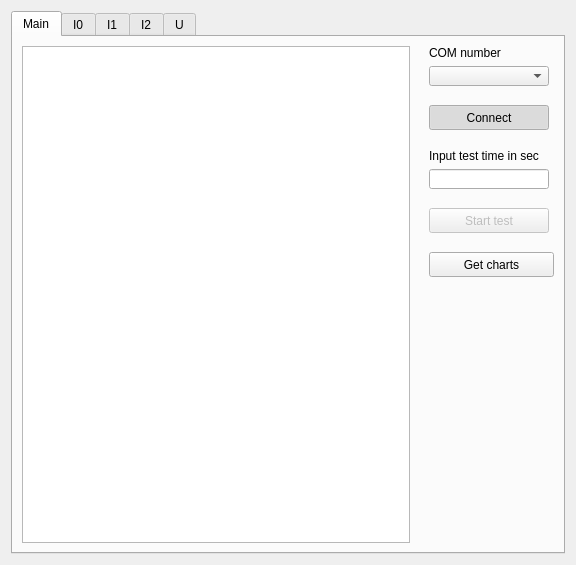
Before: the Qt Designer form widget.ui in TamaraSoloveva/DvigMon, drawn with Qt 5.
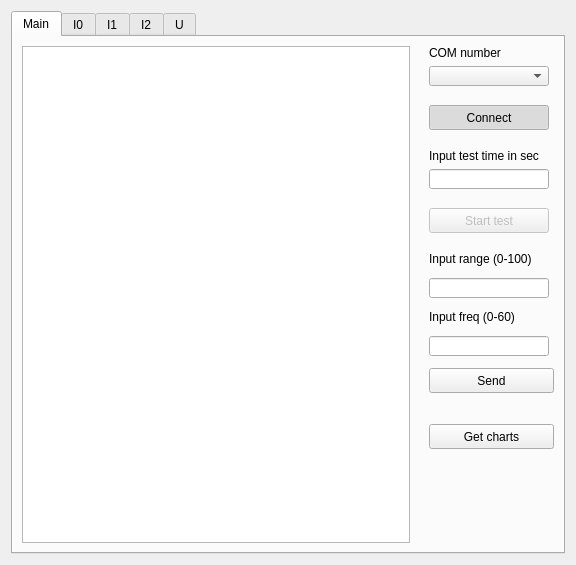
After: the same form once the commit is applied. The open tabs and pages were chosen to show the change.

Commit message: добавила кнопку отправки данных, исправлены шумы

Patch:
```diff
--- a/widget.ui
+++ b/widget.ui
@@ -17,12 +17,14 @@
    <item row="0" column="0">
     <widget class="QTabWidget" name="tabWidget">
      <property name="currentIndex">
-      <number>0</number>
+      <number>2</number>
      </property>
      <widget class="QWidget" name="tab">
       <attribute name="title">
        <string>Main</string>
       </attribute>
+      <layout class="QGridLayout" name="gridLayout_2">
+       <item row="0" column="0">
       <layout class="QHBoxLayout" name="horizontalLayout">
        <item>
         <widget class="QTextEdit" name="textEdit">
@@ -230,6 +232,163 @@
            </property>
           </spacer>
          </item>
+           <item>
+            <widget class="QLabel" name="label_3">
+             <property name="text">
+              <string>Input range (0-100)</string>
+             </property>
+            </widget>
+           </item>
+           <item>
+            <spacer name="verticalSpacer_6">
+             <property name="orientation">
+              <enum>Qt::Vertical</enum>
+             </property>
+             <property name="sizeType">
+              <enum>QSizePolicy::Fixed</enum>
+             </property>
+             <property name="sizeHint" stdset="0">
+              <size>
+               <width>20</width>
+               <height>6</height>
+              </size>
+             </property>
+            </spacer>
+           </item>
+           <item>
+            <widget class="QLineEdit" name="lineEdit_2">
+             <property name="sizePolicy">
+              <sizepolicy hsizetype="Fixed" vsizetype="Fixed">
+               <horstretch>0</horstretch>
+               <verstretch>0</verstretch>
+              </sizepolicy>
+             </property>
+             <property name="minimumSize">
+              <size>
+               <width>120</width>
+               <height>20</height>
+              </size>
+             </property>
+             <property name="maximumSize">
+              <size>
+               <width>120</width>
+               <height>20</height>
+              </size>
+             </property>
+            </widget>
+           </item>
+           <item>
+            <spacer name="verticalSpacer_7">
+             <property name="orientation">
+              <enum>Qt::Vertical</enum>
+             </property>
+             <property name="sizeType">
+              <enum>QSizePolicy::Fixed</enum>
+             </property>
+             <property name="sizeHint" stdset="0">
+              <size>
+               <width>20</width>
+               <height>6</height>
+              </size>
+             </property>
+            </spacer>
+           </item>
+           <item>
+            <widget class="QLabel" name="label_4">
+             <property name="text">
+              <string>Input freq (0-60)</string>
+             </property>
+            </widget>
+           </item>
+           <item>
+            <spacer name="verticalSpacer_10">
+             <property name="orientation">
+              <enum>Qt::Vertical</enum>
+             </property>
+             <property name="sizeType">
+              <enum>QSizePolicy::Fixed</enum>
+             </property>
+             <property name="sizeHint" stdset="0">
+              <size>
+               <width>20</width>
+               <height>6</height>
+              </size>
+             </property>
+            </spacer>
+           </item>
+           <item>
+            <widget class="QLineEdit" name="lineEdit_3">
+             <property name="sizePolicy">
+              <sizepolicy hsizetype="Fixed" vsizetype="Fixed">
+               <horstretch>0</horstretch>
+               <verstretch>0</verstretch>
+              </sizepolicy>
+             </property>
+             <property name="minimumSize">
+              <size>
+               <width>120</width>
+               <height>20</height>
+              </size>
+             </property>
+             <property name="maximumSize">
+              <size>
+               <width>120</width>
+               <height>20</height>
+              </size>
+             </property>
+            </widget>
+           </item>
+           <item>
+            <spacer name="verticalSpacer_8">
+             <property name="orientation">
+              <enum>Qt::Vertical</enum>
+             </property>
+             <property name="sizeType">
+              <enum>QSizePolicy::Fixed</enum>
+             </property>
+             <property name="sizeHint" stdset="0">
+              <size>
+               <width>20</width>
+               <height>6</height>
+              </size>
+             </property>
+            </spacer>
+           </item>
+           <item>
+            <widget class="QPushButton" name="pushButton_4">
+             <property name="minimumSize">
+              <size>
+               <width>125</width>
+               <height>25</height>
+              </size>
+             </property>
+             <property name="maximumSize">
+              <size>
+               <width>125</width>
+               <height>25</height>
+              </size>
+             </property>
+             <property name="text">
+              <string>Send</string>
+             </property>
+            </widget>
+           </item>
+           <item>
+            <spacer name="verticalSpacer_9">
+             <property name="orientation">
+              <enum>Qt::Vertical</enum>
+             </property>
+             <property name="sizeType">
+              <enum>QSizePolicy::Fixed</enum>
+             </property>
+             <property name="sizeHint" stdset="0">
+              <size>
+               <width>20</width>
+               <height>25</height>
+              </size>
+             </property>
+            </spacer>
+           </item>
          <item>
           <widget class="QPushButton" name="pushButton_3">
            <property name="minimumSize">
@@ -257,10 +416,12 @@
            <property name="sizeHint" stdset="0">
             <size>
              <width>20</width>
-             <height>28</height>
+               <height>88</height>
             </size>
            </property>
           </spacer>
+           </item>
+          </layout>
          </item>
         </layout>
        </item>
```
Lines whose indentation alone changed are shown as unchanged. The commit also changes 4 other files.
